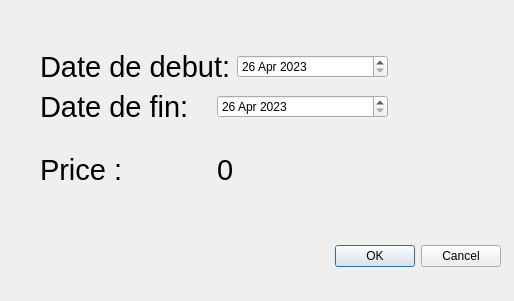
Before: the Qt Designer form UI/reservation.ui in Rolerdxx/Car-Rental, drawn with Qt 5.
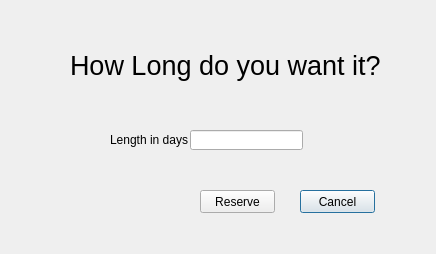
After: the same form once the commit is applied.

Patch:
```diff
--- a/UI/reservation.ui
+++ b/UI/reservation.ui
@@ -6,129 +6,79 @@
    <rect>
     <x>0</x>
     <y>0</y>
-    <width>514</width>
-    <height>301</height>
+    <width>436</width>
+    <height>254</height>
    </rect>
   </property>
   <property name="windowTitle">
    <string>Dialog</string>
   </property>
-  <widget class="QDialogButtonBox" name="buttonBox">
+  <widget class="QLabel" name="label">
    <property name="geometry">
     <rect>
-     <x>160</x>
-     <y>240</y>
-     <width>341</width>
-     <height>32</height>
+     <x>70</x>
+     <y>40</y>
+     <width>371</width>
+     <height>51</height>
     </rect>
    </property>
-   <property name="orientation">
-    <enum>Qt::Horizontal</enum>
+   <property name="font">
+    <font>
+     <pointsize>20</pointsize>
+    </font>
    </property>
-   <property name="standardButtons">
-    <set>QDialogButtonBox::Cancel|QDialogButtonBox::Ok</set>
+   <property name="text">
+    <string>How Long do you want it?</string>
    </property>
   </widget>
-  <widget class="QWidget" name="layoutWidget">
+  <widget class="QLineEdit" name="days">
    <property name="geometry">
     <rect>
-     <x>40</x>
-     <y>50</y>
-     <width>348</width>
-     <height>159</height>
+     <x>190</x>
+     <y>130</y>
+     <width>113</width>
+     <height>20</height>
     </rect>
    </property>
-   <layout class="QVBoxLayout" name="verticalLayout_2">
-    <item>
-     <layout class="QVBoxLayout" name="verticalLayout">
-      <item>
-       <layout class="QHBoxLayout" name="horizontalLayout">
-        <item>
-         <widget class="QLabel" name="label">
-          <property name="font">
-           <font>
-            <pointsize>22</pointsize>
-           </font>
-          </property>
-          <property name="text">
-           <string>Date de debut:</string>
-          </property>
-         </widget>
-        </item>
-        <item>
-         <widget class="QDateEdit" name="datedebut">
-          <property name="minimumDate">
-           <date>
-            <year>2023</year>
-            <month>4</month>
-            <day>26</day>
-           </date>
-          </property>
-         </widget>
-        </item>
-       </layout>
-      </item>
-      <item>
-       <layout class="QHBoxLayout" name="horizontalLayout_2">
-        <item>
-         <widget class="QLabel" name="label_2">
-          <property name="font">
-           <font>
-            <pointsize>22</pointsize>
-           </font>
-          </property>
-          <property name="text">
-           <string>Date de fin:</string>
-          </property>
-         </widget>
-        </item>
-        <item>
-         <widget class="QDateEdit" name="datefin">
-          <property name="minimumDateTime">
-           <datetime>
-            <hour>0</hour>
-            <minute>0</minute>
-            <second>0</second>
-            <year>2023</year>
-            <month>4</month>
-            <day>26</day>
-           </datetime>
-          </property>
-         </widget>
-        </item>
-       </layout>
-      </item>
-     </layout>
-    </item>
-    <item>
-     <layout class="QHBoxLayout" name="horizontalLayout_3">
-      <item>
-       <widget class="QLabel" name="label_3">
-        <property name="font">
-         <font>
-          <pointsize>22</pointsize>
-         </font>
-        </property>
-        <property name="text">
-         <string>Price :</string>
-        </property>
-       </widget>
-      </item>
-      <item>
-       <widget class="QLabel" name="price">
-        <property name="font">
-         <font>
-          <pointsize>22</pointsize>
-         </font>
-        </property>
-        <property name="text">
-         <string>0</string>
-        </property>
-       </widget>
-      </item>
-     </layout>
-    </item>
-   </layout>
+  </widget>
+  <widget class="QLabel" name="label_2">
+   <property name="geometry">
+    <rect>
+     <x>110</x>
+     <y>130</y>
+     <width>81</width>
+     <height>20</height>
+    </rect>
+   </property>
+   <property name="text">
+    <string>Length in days</string>
+   </property>
+  </widget>
+  <widget class="QPushButton" name="cancel">
+   <property name="geometry">
+    <rect>
+     <x>300</x>
+     <y>190</y>
+     <width>75</width>
+     <height>23</height>
+    </rect>
+   </property>
+   <property name="text">
+    <string>Cancel</string>
+   </property>
+  </widget>
+  <widget class="QPushButton" name="reserve">
+   <property name="geometry">
+    <rect>
+     <x>200</x>
+     <y>190</y>
+     <width>75</width>
+     <height>23</height>
+    </rect>
+   </property>
+   <property name="text">
+    <string>Reserve</string>
+   </property>
   </widget>
  </widget>
  <resources/>
```
Left out of the diff: 35 changed lines with no effect on the pictures.
